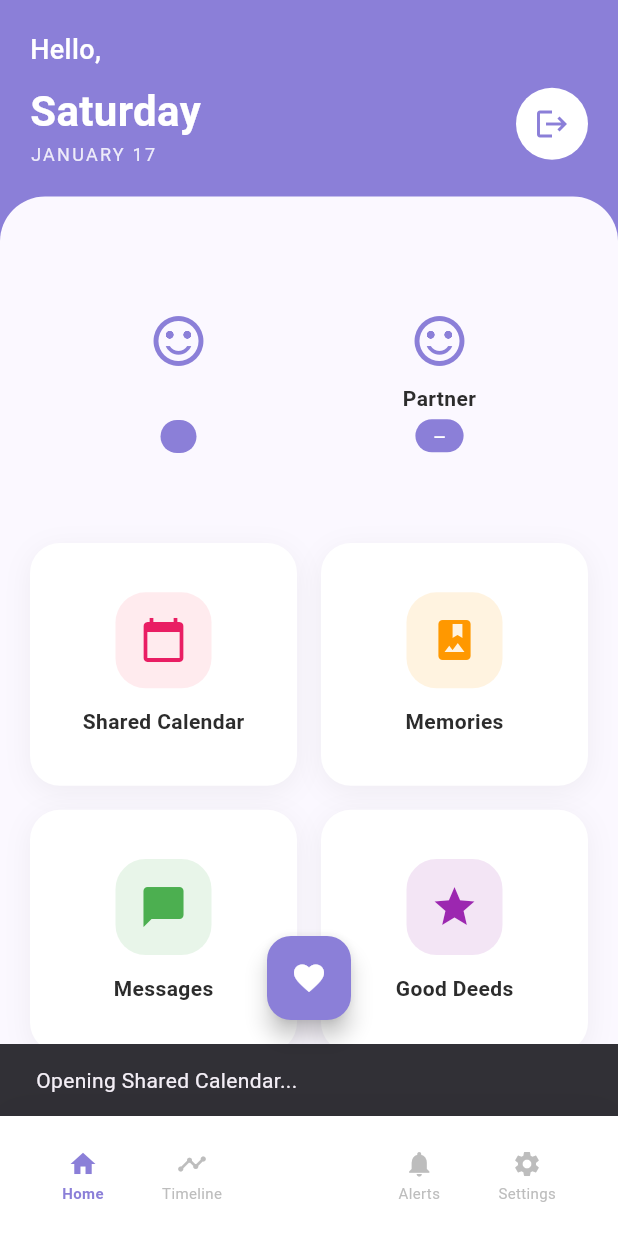
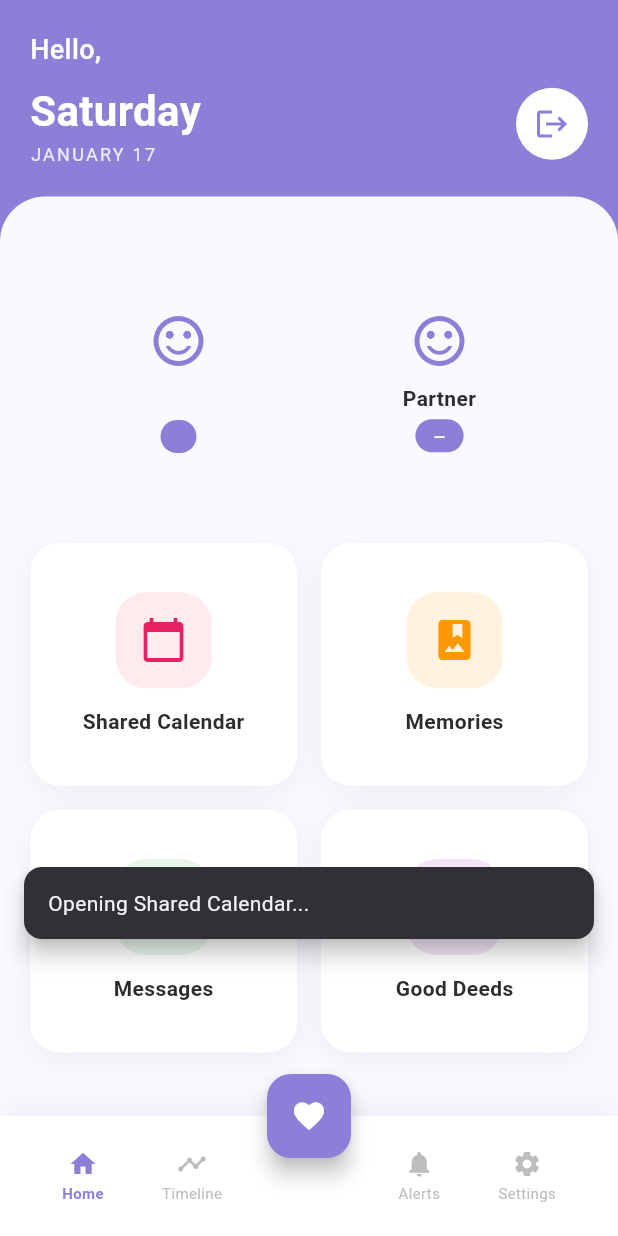
Before and after one commit to SandamiUpeksha/UNP, a Flutter app: the screen it shows once a user with an empty profile is signed in, after a tap on "Shared Calendar", on a phone screen of 412 x 824 dp. Run offline on Flutter 3.47's test engine with Material 3 defaults, Android fonts, the light colour scheme and no system bars; our stand-ins replace cloud_firestore, firebase_auth, firebase_core; accounts and stored records are empty.

Commit message:
Refactor snack bar handling to use a dedicated method for improved code clarity and consistency

```diff
--- a/lib/screens/dashboard_screen.dart
+++ b/lib/screens/dashboard_screen.dart
@@ -374,10 +374,7 @@ class _DashboardScreenState extends State<DashboardScreen> {
     Color iconColor,
   ) {
     return GestureDetector(
-      onTap:
-          () => ScaffoldMessenger.of(
-            context,
-          ).showSnackBar(SnackBar(content: Text('Opening $title...'))),
+      onTap: () => _showSnack('Opening $title...'),
       child: Container(
         decoration: BoxDecoration(
           color: Colors.white,
@@ -412,6 +409,19 @@ class _DashboardScreenState extends State<DashboardScreen> {
               ),
             ),
           ],
+        ),
+      ),
+    );
+  }
+
+  void _showSnack(String message) {
+    ScaffoldMessenger.of(context).showSnackBar(
+      SnackBar(
+        content: Text(message),
+        behavior: SnackBarBehavior.floating,
+        margin: const EdgeInsets.fromLTRB(16, 0, 16, 90),
+        shape: RoundedRectangleBorder(
+          borderRadius: BorderRadius.circular(12),
         ),
       ),
     );
@@ -616,9 +626,7 @@ class _DashboardScreenState extends State<DashboardScreen> {
     String? pUid = snap.data()?['partnerUid'] as String?;
     if (pUid == null) {
       if (mounted) {
-        ScaffoldMessenger.of(context).showSnackBar(
-          const SnackBar(content: Text('No partner linked to send emergency')),
-        );
+        _showSnack('No partner linked to send emergency');
       }
       Navigator.pop(context);
       return;
@@ -633,9 +641,14 @@ class _DashboardScreenState extends State<DashboardScreen> {
     if (mounted) {
       Navigator.pop(context);
       ScaffoldMessenger.of(context).showSnackBar(
-        const SnackBar(
-          content: Text('Emergency notification sent to partner'),
-          backgroundColor: Color(0xFF8B7FD8),
+        SnackBar(
+          content: const Text('Emergency notification sent to partner'),
+          backgroundColor: const Color(0xFF8B7FD8),
+          behavior: SnackBarBehavior.floating,
+          margin: const EdgeInsets.fromLTRB(16, 0, 16, 90),
+          shape: RoundedRectangleBorder(
+            borderRadius: BorderRadius.circular(12),
+          ),
         ),
       );
     }
```
